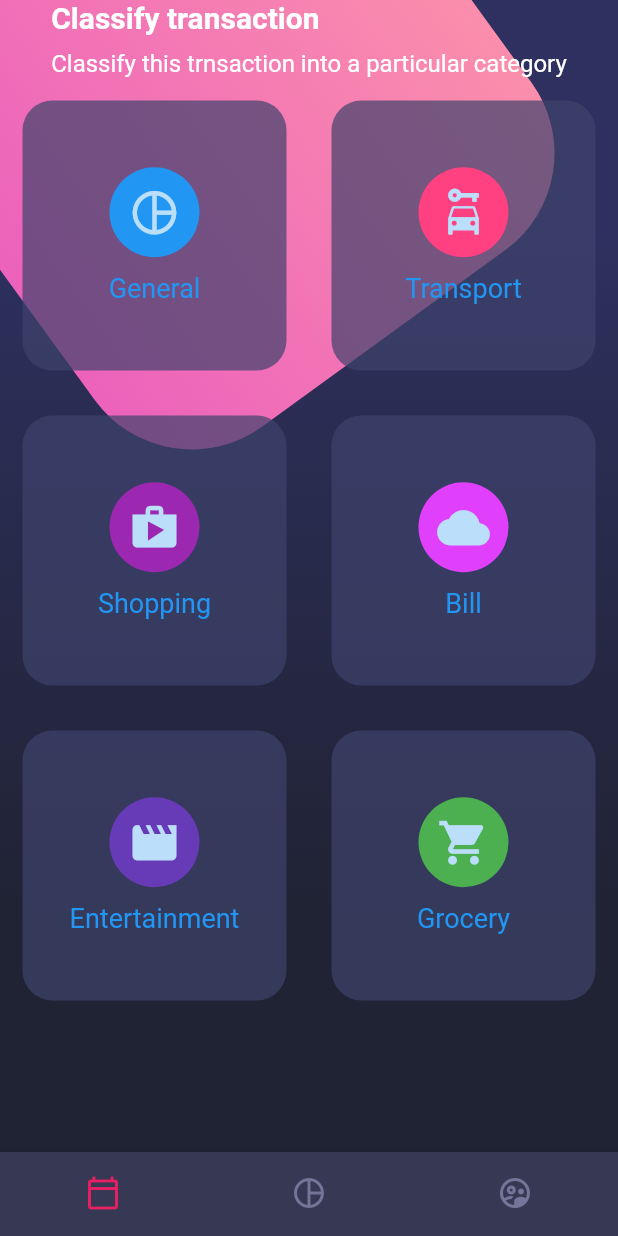
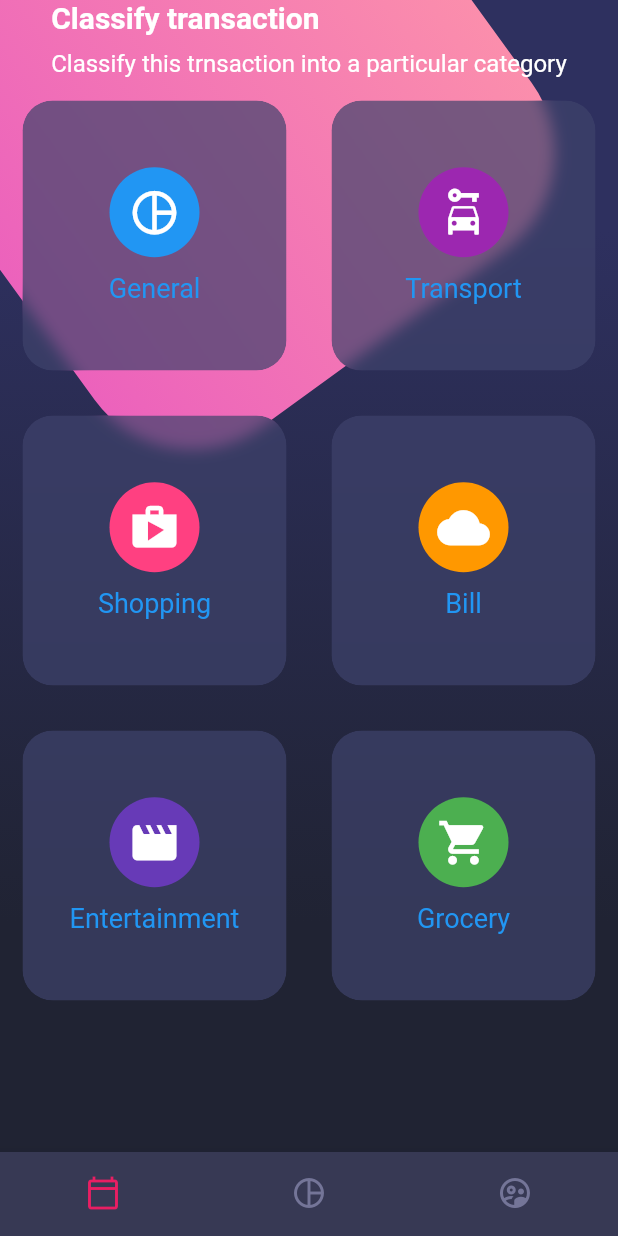
Before and after one commit to dtlucho/flutter_designs, a Flutter app: the screen it shows after launch, on a phone screen of 412 x 824 dp. Run offline on Flutter 3.47's test engine with Material 2 defaults, Android fonts, the phone set to English and light mode, and no system bars.

```diff
--- a/lib/main.dart
+++ b/lib/main.dart
@@ -17,6 +17,7 @@ class MyApp extends StatelessWidget {
     return MaterialApp(
       debugShowCheckedModeBanner: false,
       title: 'Material App',
+      theme: ThemeData.dark(),
       initialRoute: 'home_screen',
       routes: {
         'home_screen': (_) => const HomeScreen(),
--- a/lib/widgets/card_table.dart
+++ b/lib/widgets/card_table.dart
@@ -1,3 +1,5 @@
+import 'dart:ui';
+
 import 'package:flutter/material.dart';
 
 class CardTable extends StatelessWidget {
@@ -16,7 +18,7 @@ class CardTable extends StatelessWidget {
             ),
             _SingleCard(
               icon: Icons.car_rental,
-              color: Colors.pinkAccent,
+              color: Colors.purple,
               text: "Transport",
             ),
           ],
@@ -25,12 +27,12 @@ class CardTable extends StatelessWidget {
           children: [
             _SingleCard(
               icon: Icons.shop,
-              color: Colors.purple,
+              color: Colors.pinkAccent,
               text: "Shopping",
             ),
             _SingleCard(
               icon: Icons.cloud,
-              color: Colors.purpleAccent,
+              color: Colors.orange,
               text: "Bill",
             ),
           ],
@@ -70,6 +72,11 @@ class _SingleCard extends StatelessWidget {
   Widget build(BuildContext context) {
     return Container(
       margin: const EdgeInsets.all(15.0),
+      child: ClipRRect(
+        borderRadius: BorderRadius.circular(20.0),
+        child: BackdropFilter(
+          filter: ImageFilter.blur(sigmaX: 5, sigmaY: 5),
+          child: Container(
             height: 180,
             decoration: BoxDecoration(
               color: const Color.fromRGBO(62, 66, 107, 0.7),
@@ -83,6 +90,7 @@ class _SingleCard extends StatelessWidget {
                   child: Icon(
                     icon,
                     size: 35,
+                    color: Colors.white,
                   ),
                   radius: 30,
                 ),
@@ -96,6 +104,9 @@ class _SingleCard extends StatelessWidget {
                 )
               ],
             ),
+          ),
+        ),
+      ),
     );
   }
 }
```
Lines whose indentation alone changed are shown as unchanged.
